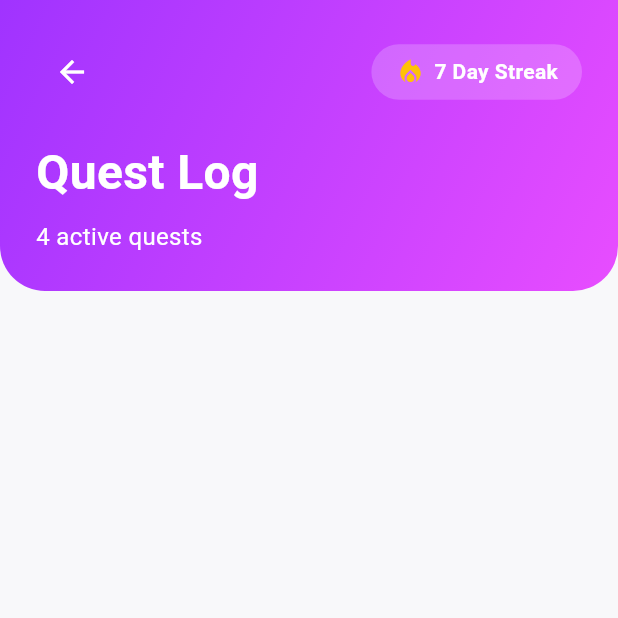
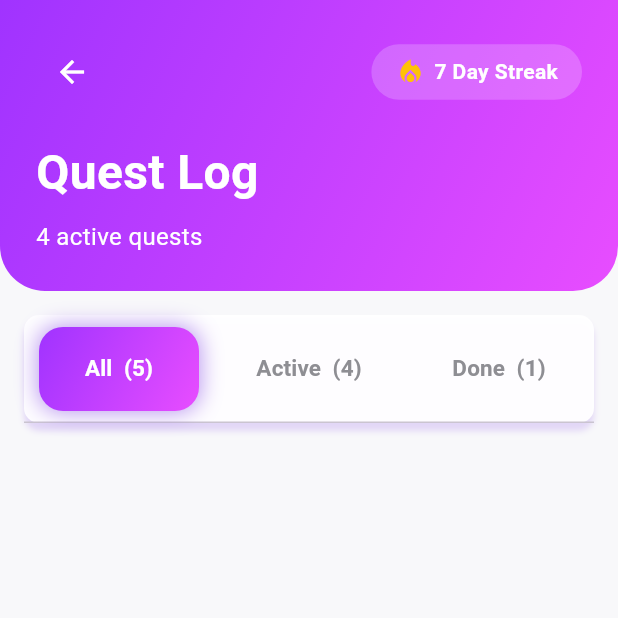
Before and after one commit to Mehreen-siddique/Real_Life_RPG_Overlay, a Flutter app: the Questlist screen opened directly, on a phone screen of 412 x 824 dp, the top half of it. Run offline on Flutter 3.47's test engine with Material 3 defaults, Android fonts, the phone set to English and light mode, and no system bars; our stand-ins replace font_awesome_flutter; accounts and stored records are empty.

Commit message:
Create the tab section.

```diff
--- a/lib/Screens/QuestList.dart
+++ b/lib/Screens/QuestList.dart
@@ -110,6 +110,50 @@ class _QuestlistState extends State<Questlist> with SingleTickerProviderStateMix
     );
   }
 
+  //tab section
+  Widget _buildTabBar() {
+    return Container(
+      margin: const EdgeInsets.all(16),
+      padding: const EdgeInsets.symmetric(vertical: 0, horizontal: 0),
+      decoration: BoxDecoration(
+        color: AppColors.cardBackground.withOpacity(0.95),
+        borderRadius: BorderRadius.circular(10),
+        boxShadow: [
+          BoxShadow(
+            color: AppColors.primaryPurple.withOpacity(0.2),
+            blurRadius: 3,
+            offset: const Offset(0, 5),
+          ),
+       ],
+      ),
+      child: TabBar(
+        controller: _tabController,
+        indicatorSize: TabBarIndicatorSize.tab,
+        indicatorPadding: const EdgeInsets.symmetric(horizontal: 10, vertical: 8),
+        indicator: BoxDecoration(
+          gradient: AppGradients.primaryPurple,
+          borderRadius: BorderRadius.circular(16),
+          boxShadow: [
+            BoxShadow(
+              color: AppColors.primaryPurple.withOpacity(0.6),
+              blurRadius: 12,
+              spreadRadius: 1,
+            ),
+          ],
+        ),
+        labelColor: Colors.white,
+        unselectedLabelColor: AppColors.textGray,
+        labelStyle: const TextStyle(fontWeight: FontWeight.bold, fontSize: 15),
+        labelPadding: const EdgeInsets.symmetric(horizontal: 20, vertical: 12),
+        tabs: [
+          Tab(text: 'All  (${_allQuests.length})'),
+          Tab(text: 'Active  (${_activeQuests.length})'),
+          Tab(text: 'Done  (${_completedQuests.length})'),
+        ],
+      ),
+    );
+  }
+
 
 
 
@@ -124,6 +168,10 @@ backgroundColor: AppColors.lightBackground,
           // header section
           _buildHeader(),
 
+          //tab bar section
+          _buildTabBar(),
+
+
 
         ],
       )),
```
